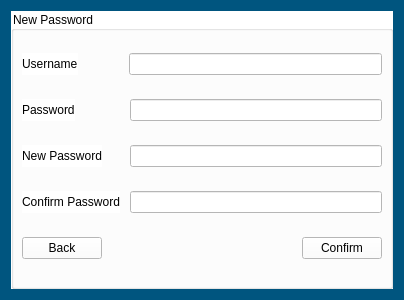
The window that Login_And_Admin/forgetpassword.ui (AP-projects-4001/esm-nadarim) describes before a commit, drawn with Qt 5.
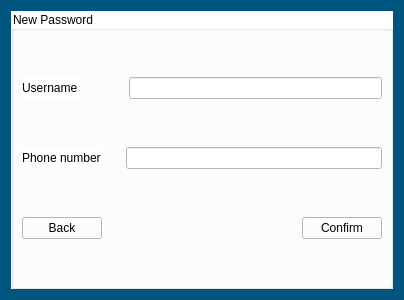
The same window after the commit.

Commit message: fixing forget password page

```diff
--- a/Login_And_Admin/forgetpassword.ui
+++ b/Login_And_Admin/forgetpassword.ui
@@ -61,48 +61,17 @@
       <item>
        <layout class="QHBoxLayout" name="horizontalLayout_2">
         <property name="spacing">
-         <number>55</number>
+         <number>25</number>
         </property>
         <item>
          <widget class="QLabel" name="label_2">
           <property name="text">
-           <string>Password</string>
+           <string>Phone number</string>
           </property>
          </widget>
         </item>
         <item>
-         <widget class="QLineEdit" name="pass_line"/>
-        </item>
-       </layout>
-      </item>
-      <item>
-       <layout class="QHBoxLayout" name="horizontalLayout_5">
-        <property name="spacing">
-         <number>28</number>
-        </property>
-        <item>
-         <widget class="QLabel" name="label_3">
-          <property name="text">
-           <string>New Password</string>
-          </property>
-         </widget>
-        </item>
-        <item>
-         <widget class="QLineEdit" name="newpass_line"/>
-        </item>
-       </layout>
-      </item>
-      <item>
-       <layout class="QHBoxLayout" name="horizontalLayout_6">
-        <item>
-         <widget class="QLabel" name="label_4">
-          <property name="text">
-           <string>Confirm Password</string>
-          </property>
-         </widget>
-        </item>
-        <item>
-         <widget class="QLineEdit" name="confirmpass_line"/>
+         <widget class="QLineEdit" name="phone_line"/>
         </item>
        </layout>
       </item>
```
The commit also changes 5 other files.
